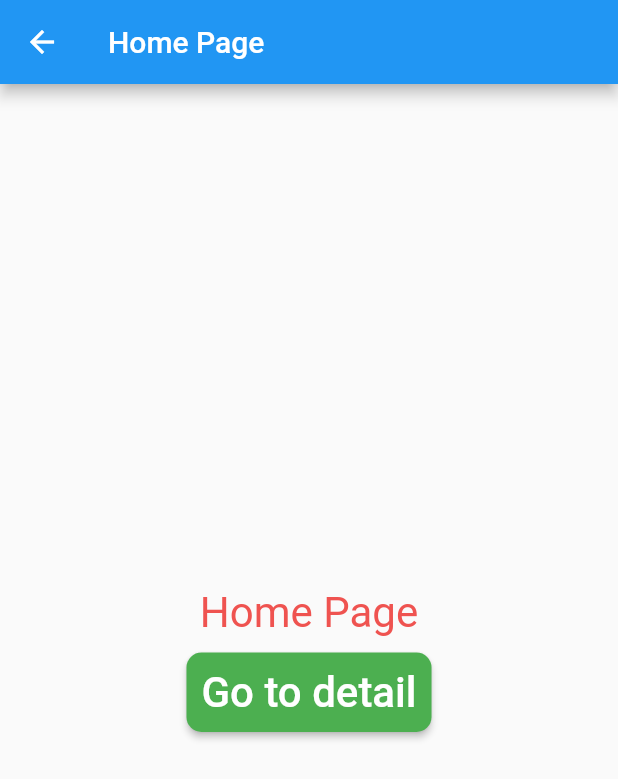
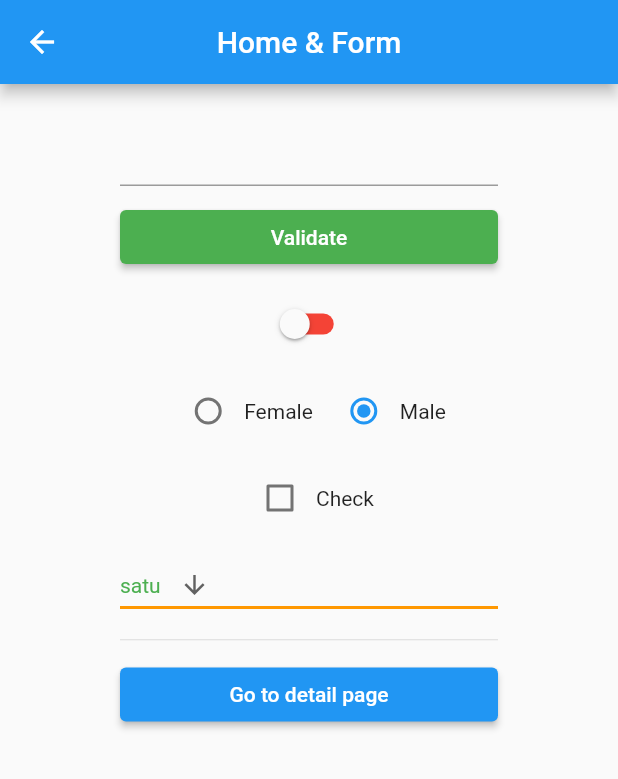
Before and after one commit to firyafaturahman/learn_flutter_widget, a Flutter app: the screen it shows after launch, on a phone screen of 412 x 824 dp. Shown: the top 779 px of the screen. Run offline on Flutter 3.47's test engine with Material 2 defaults, Android fonts, the phone set to English and light mode, and no system bars.

Commit message:
home & form

```diff
--- a/lib/pages/detail_page.dart
+++ b/lib/pages/detail_page.dart
@@ -1,7 +1,7 @@
 import 'package:flutter/material.dart';
 
 class DetailPage extends StatefulWidget {
-  final String textData = 'data';
+  final String textData = '';
 
   const DetailPage({super.key, required String textData});
 
@@ -22,7 +22,7 @@ class _DetailPageState extends State<DetailPage> {
         children: [
           ElevatedButton(
             onPressed: () {
-              Navigator.popAndPushNamed(context, '/home');
+              Navigator.pop(context);
             },
             child: const Text('Back to home'),
           ),
--- a/lib/pages/home_page.dart
+++ b/lib/pages/home_page.dart
@@ -8,21 +8,37 @@ class HomePage extends StatefulWidget {
 }
 
 class _HomePageState extends State<HomePage> {
+  String _selected = 'satu';
+  bool _isOn = false;
+  bool _isChecked = false;
+  String _gender = 'male';
+  final List<String> _dropdownList = ['satu', 'dua', 'tiga', 'empat', 'lima'];
+
+  final _globalKey = GlobalKey<FormState>();
+
   @override
   Widget build(BuildContext context) {
     return Scaffold(
       appBar: AppBar(
-        title: const Text('Home Page'),
+        title: const Text('Home & Form'),
+        centerTitle: true,
       ),
-      body: Center(
-        child: Column(
-          mainAxisSize: MainAxisSize.min,
+      body: Padding(
+        padding: const EdgeInsets.symmetric(
+          vertical: 20,
+          horizontal: 80,
+        ),
+        child: ListView(
           children: [
-            Text(
-              'Home Page',
-              style: TextStyle(
-                fontSize: 28,
-                color: Colors.red[400],
+            Form(
+              key: _globalKey,
+              child: TextFormField(
+                validator: (value) {
+                  if (value == null || value.isEmpty) {
+                    return 'Diisi dulu formnya';
+                  }
+                  return null;
+                },
               ),
             ),
             const SizedBox(
@@ -30,21 +46,122 @@ class _HomePageState extends State<HomePage> {
             ),
             ElevatedButton(
               onPressed: () {
+                _globalKey.currentState!.validate();
+              },
+              style: ElevatedButton.styleFrom(backgroundColor: Colors.green),
+              child: const Text('Validate'),
+            ),
+            const SizedBox(
+              height: 10,
+            ),
+            Switch(
+              value: _isOn,
+              activeColor: Colors.green[500],
+              inactiveTrackColor: Colors.red,
+              onChanged: (bool? value) {
+                setState(() {
+                  _isOn = value ?? _isOn;
+                });
+              },
+            ),
+            const SizedBox(
+              height: 10,
+            ),
+            Row(
+              mainAxisAlignment: MainAxisAlignment.center,
+              children: [
+                Radio(
+                  value: 'female',
+                  groupValue: _gender,
+                  onChanged: (String? value) {
+                    setState(() {
+                      _gender = value ?? _gender;
+                      // if (value != null) {
+                      //   _gender = value;
+                      // }
+                    });
+                  },
+                ),
+                const Text('Female'),
+                const SizedBox(
+                  width: 10,
+                ),
+                Radio(
+                  value: 'male',
+                  groupValue: _gender,
+                  onChanged: (String? value) {
+                    setState(() {
+                      _gender = value ?? _gender;
+                      // if (value != null) {
+                      //   _gender = value;
+                      // }
+                    });
+                  },
+                ),
+                const Text('Male'),
+              ],
+            ),
+            const SizedBox(
+              height: 10,
+            ),
+            Row(
+              mainAxisAlignment: MainAxisAlignment.center,
+              children: [
+                Checkbox(
+                  activeColor: Colors.green,
+                  value: _isChecked,
+                  onChanged: (bool? value) {
+                    setState(() {
+                      _isChecked = value ?? _isChecked;
+                      // if (value != null) {
+                      //   _isChecked = value;
+                      // }
+                    });
+                  },
+                ),
+                const Text('Check'),
+              ],
+            ),
+            const SizedBox(
+              height: 10,
+            ),
+            DropdownButton(
+              value: _selected,
+              icon: const Icon(
+                Icons.arrow_downward,
+              ),
+              iconSize: 20,
+              style: const TextStyle(color: Colors.green),
+              underline: Container(
+                decoration: const BoxDecoration(
+                  border: Border(
+                    bottom: BorderSide(
+                      color: Colors.orange,
+                      width: 2,
+                    ),
+                  ),
+                ),
+              ),
+              items: _dropdownList
+                  .map((e) => DropdownMenuItem(value: e, child: Text(e)))
+                  .toList(),
+              onChanged: (value) {
+                setState(() {
+                  _selected = value ?? _selected;
+                  // if (value != null) {
+                  //   selected = value;
+                  // }
+                });
+              },
+            ),
+            const Divider(
+              height: 25,
+            ),
+            ElevatedButton(
+              onPressed: () {
                 Navigator.pushNamed(context, '/detail');
               },
-              style: ElevatedButton.styleFrom(
-                backgroundColor: Colors.green[500],
-                shape: RoundedRectangleBorder(
-                  borderRadius: BorderRadius.circular(10),
-                ),
-                padding: const EdgeInsets.all(10),
-              ),
-              child: const Text(
-                'Go to detail',
-                style: TextStyle(
-                  fontSize: 28,
-                ),
-              ),
+              child: const Text('Go to detail page'),
             ),
           ],
         ),
```
